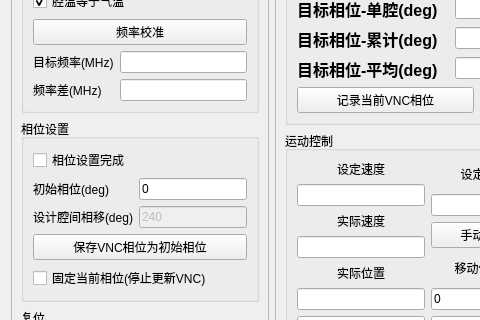
First picture: the form in ui/main_dlg.ui, repository wzmsykk/QT_modbus_vna_cavity_phase_control, before the edit; both pictures show x 0 to 480 and y 214 to 534 of the 872 by 738 pixel window.
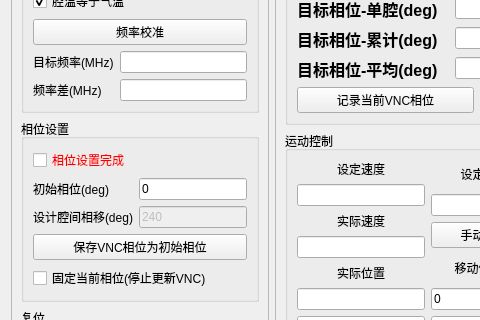
Second picture: the form after the edit.

Commit message: phase calc auto update

Patch:
```diff
--- a/ui/main_dlg.ui
+++ b/ui/main_dlg.ui
@@ -218,6 +218,9 @@
         <layout class="QVBoxLayout" name="verticalLayout_7">
          <item>
           <widget class="QCheckBox" name="checkBox_lockinputphase">
+           <property name="styleSheet">
+            <string notr="true">color: rgb(255, 0, 0);</string>
+           </property>
            <property name="text">
             <string>相位设置完成</string>
            </property>
```
The commit also changes 2 other files.
